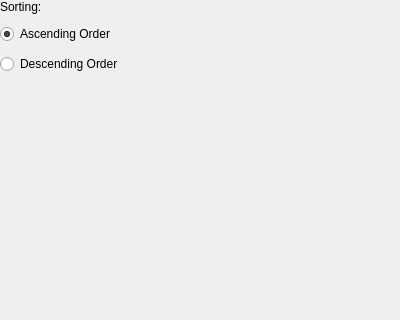
Qt form sortdialog.ui (Airels/ihm-tabs) before a commit; both pictures show x 0 to 400 and y 0 to 320 of the 400 by 639 pixel window.
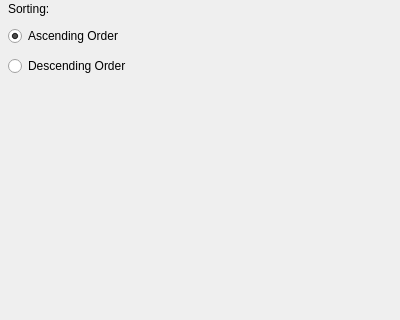
The same form after that commit.

What changed in the file:
```diff
--- a/sortdialog.ui
+++ b/sortdialog.ui
@@ -13,25 +13,37 @@
   <property name="windowTitle">
    <string>Dialog</string>
   </property>
+  <layout class="QFormLayout" name="formLayout">
+   <property name="leftMargin">
+    <number>2</number>
+   </property>
+   <property name="topMargin">
+    <number>2</number>
+   </property>
+   <property name="rightMargin">
+    <number>2</number>
+   </property>
+   <property name="bottomMargin">
+    <number>2</number>
+   </property>
+   <item row="0" column="1">
   <widget class="QScrollArea" name="scrollArea">
-   <property name="geometry">
-    <rect>
-     <x>0</x>
-     <y>0</y>
-     <width>200</width>
-     <height>500</height>
-    </rect>
-   </property>
    <property name="sizePolicy">
     <sizepolicy hsizetype="Expanding" vsizetype="Fixed">
      <horstretch>0</horstretch>
      <verstretch>0</verstretch>
     </sizepolicy>
    </property>
+     <property name="minimumSize">
+      <size>
+       <width>200</width>
+       <height>500</height>
+      </size>
+     </property>
    <property name="maximumSize">
     <size>
      <width>200</width>
-     <height>16777215</height>
+       <height>500</height>
     </size>
    </property>
    <property name="frameShape">
@@ -147,6 +159,8 @@
     </widget>
    </widget>
   </widget>
+   </item>
+  </layout>
  </widget>
  <resources/>
  <connections/>
```
Lines whose indentation alone changed are shown as unchanged.
